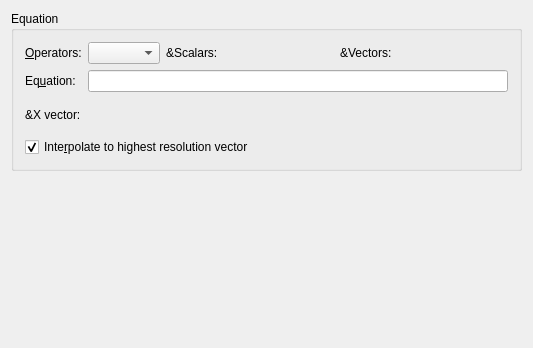
Old version of the form src/libkstapp/equationtab.ui in the repository Kst-plot/kst.
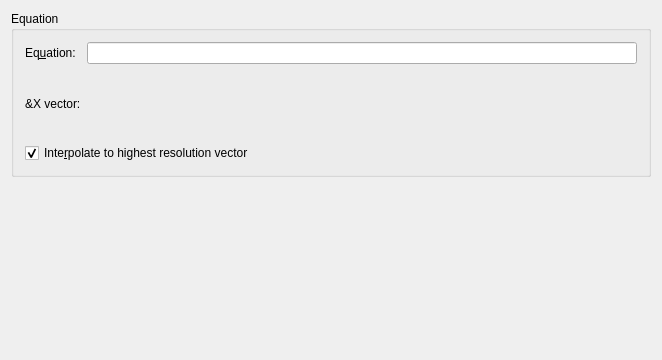
New version of the form. Custom widgets are drawn as their Qt base class.

Commit message: Adds a completer to the equation editor and label editor.

The edit to the form file:
```diff
--- a/src/libkstapp/equationtab.ui
+++ b/src/libkstapp/equationtab.ui
@@ -6,8 +6,8 @@
    <rect>
     <x>0</x>
     <y>0</y>
-    <width>533</width>
-    <height>348</height>
+    <width>648</width>
+    <height>360</height>
    </rect>
   </property>
   <layout class="QGridLayout" name="gridLayout">
@@ -18,76 +18,6 @@
      </property>
      <layout class="QGridLayout" name="gridLayout_2">
       <item row="0" column="0">
-       <widget class="QLabel" name="TextLabel1_2_3_2">
-        <property name="sizePolicy">
-         <sizepolicy hsizetype="Fixed" vsizetype="Fixed">
-          <horstretch>0</horstretch>
-          <verstretch>0</verstretch>
-         </sizepolicy>
-        </property>
-        <property name="text">
-         <string>&amp;Operators:</string>
-        </property>
-        <property name="wordWrap">
-         <bool>false</bool>
-        </property>
-        <property name="buddy">
-         <cstring>Operators</cstring>
-        </property>
-       </widget>
-      </item>
-      <item row="0" column="1">
-       <widget class="QComboBox" name="Operators">
-        <property name="sizePolicy">
-         <sizepolicy hsizetype="Fixed" vsizetype="Fixed">
-          <horstretch>0</horstretch>
-          <verstretch>0</verstretch>
-         </sizepolicy>
-        </property>
-        <property name="whatsThis">
-         <string>Select an operator from this list to insert it into the equation.  All valid operators are listed here.  </string>
-        </property>
-       </widget>
-      </item>
-      <item row="0" column="2">
-       <widget class="QLabel" name="_scalarsLabel">
-        <property name="sizePolicy">
-         <sizepolicy hsizetype="Fixed" vsizetype="Fixed">
-          <horstretch>0</horstretch>
-          <verstretch>0</verstretch>
-         </sizepolicy>
-        </property>
-        <property name="text">
-         <string>&amp;Scalars:</string>
-        </property>
-        <property name="wordWrap">
-         <bool>false</bool>
-        </property>
-       </widget>
-      </item>
-      <item row="0" column="3">
-       <widget class="Kst::ScalarSelector" name="_scalars" native="true"/>
-      </item>
-      <item row="0" column="4">
-       <widget class="QLabel" name="_vectorsLabel">
-        <property name="sizePolicy">
-         <sizepolicy hsizetype="Fixed" vsizetype="Fixed">
-          <horstretch>0</horstretch>
-          <verstretch>0</verstretch>
-         </sizepolicy>
-        </property>
-        <property name="text">
-         <string>&amp;Vectors:</string>
-        </property>
-        <property name="wordWrap">
-         <bool>false</bool>
-        </property>
-       </widget>
-      </item>
-      <item row="0" column="5">
-       <widget class="Kst::VectorSelector" name="_vectors" native="true"/>
-      </item>
-      <item row="1" column="0">
        <widget class="QLabel" name="TextLabel1_11">
         <property name="sizePolicy">
          <sizepolicy hsizetype="Fixed" vsizetype="Fixed">
@@ -106,14 +36,20 @@
         </property>
        </widget>
       </item>
-      <item row="1" column="1" colspan="5">
-       <widget class="QLineEdit" name="_equation">
+      <item row="0" column="1" colspan="3">
+       <widget class="Kst::SVCCLineEdit" name="_equation">
+        <property name="minimumSize">
+         <size>
+          <width>550</width>
+          <height>0</height>
+         </size>
+        </property>
         <property name="whatsThis">
          <string>Enter the equation to be evaluated here.  Use 'x' as the independent variable.  Vectors an operators are selected from the above lists.</string>
         </property>
        </widget>
       </item>
-      <item row="2" column="0">
+      <item row="1" column="0">
        <widget class="QLabel" name="_xVectorLabel">
         <property name="text">
          <string>&amp;X vector:</string>
@@ -123,14 +59,14 @@
         </property>
        </widget>
       </item>
-      <item row="2" column="1" colspan="5">
+      <item row="1" column="1" colspan="3">
        <widget class="Kst::VectorSelector" name="_xVectors" native="true">
         <property name="enabled">
          <bool>true</bool>
         </property>
        </widget>
       </item>
-      <item row="3" column="0" colspan="4">
+      <item row="2" column="0" colspan="3">
        <widget class="QCheckBox" name="_doInterpolation">
         <property name="sizePolicy">
          <sizepolicy hsizetype="Preferred" vsizetype="Fixed">
@@ -175,9 +111,9 @@
    <header>curveappearance.h</header>
   </customwidget>
   <customwidget>
-   <class>Kst::ScalarSelector</class>
-   <extends>QWidget</extends>
-   <header>scalarselector.h</header>
+   <class>Kst::SVCCLineEdit</class>
+   <extends>QLineEdit</extends>
+   <header>cclineedit.h</header>
   </customwidget>
  </customwidgets>
  <tabstops>
```
Left out of the diff: 22 changed lines with no effect on the pictures. The commit also changes 8 other files.
